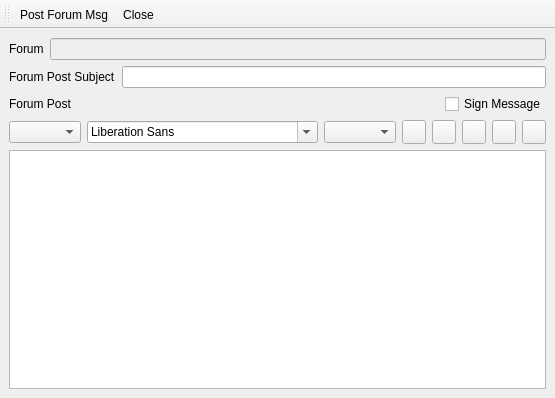
The window that retroshare-gui/src/gui/forums/CreateForumMsg.ui (RetroShare/RetroShare) describes before a commit, drawn with Qt 5.
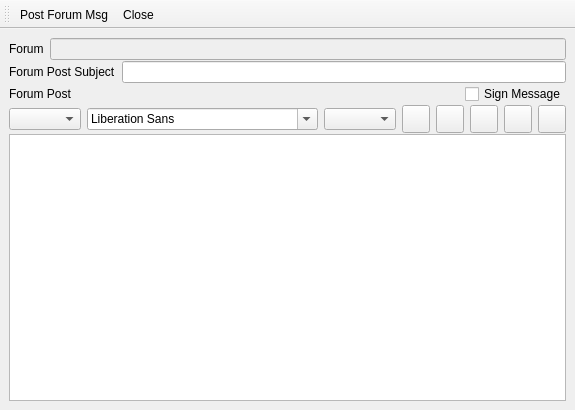
The same window after the commit. Icons and pictures are not drawn.

Commit message: * Fixed sorting in Friends * disabled auto scroll for Friends Widgett * added retroshare own logo for Network icon * Fixed layouts/margins/spacings of the Create Forum Message Dialog

Patch:
```diff
--- a/retroshare-gui/src/gui/forums/CreateForumMsg.ui
+++ b/retroshare-gui/src/gui/forums/CreateForumMsg.ui
@@ -5,8 +5,8 @@
    <rect>
     <x>0</x>
     <y>0</y>
-    <width>533</width>
-    <height>398</height>
+    <width>527</width>
+    <height>410</height>
    </rect>
   </property>
   <property name="windowTitle" >
@@ -20,8 +20,17 @@
   </property>
   <widget class="QWidget" name="centralwidget" >
    <layout class="QGridLayout" >
+    <property name="horizontalSpacing" >
+     <number>2</number>
+    </property>
+    <property name="verticalSpacing" >
+     <number>1</number>
+    </property>
     <item row="0" column="0" >
      <layout class="QHBoxLayout" >
+      <property name="spacing" >
+       <number>6</number>
+      </property>
       <item>
        <widget class="QLabel" name="label_2" >
         <property name="text" >
@@ -40,6 +49,9 @@
     </item>
     <item row="1" column="0" >
      <layout class="QHBoxLayout" >
+      <property name="spacing" >
+       <number>6</number>
+      </property>
       <item>
        <widget class="QLabel" name="label" >
         <property name="text" >
@@ -85,6 +97,12 @@
     </item>
     <item row="3" column="0" >
      <layout class="QGridLayout" >
+      <property name="horizontalSpacing" >
+       <number>6</number>
+      </property>
+      <property name="verticalSpacing" >
+       <number>0</number>
+      </property>
       <item row="0" column="0" >
        <widget class="QComboBox" name="comboStyle" />
       </item>
@@ -102,14 +120,14 @@
        <widget class="QPushButton" name="boldbtn" >
         <property name="minimumSize" >
          <size>
-          <width>24</width>
-          <height>24</height>
+          <width>28</width>
+          <height>28</height>
          </size>
         </property>
         <property name="maximumSize" >
          <size>
-          <width>24</width>
-          <height>24</height>
+          <width>28</width>
+          <height>28</height>
          </size>
         </property>
         <property name="toolTip" >
@@ -127,14 +145,14 @@
        <widget class="QPushButton" name="underlinebtn" >
         <property name="minimumSize" >
          <size>
-          <width>24</width>
-          <height>24</height>
+          <width>28</width>
+          <height>28</height>
          </size>
         </property>
         <property name="maximumSize" >
          <size>
-          <width>24</width>
-          <height>24</height>
+          <width>28</width>
+          <height>28</height>
          </size>
         </property>
         <property name="toolTip" >
@@ -152,14 +170,14 @@
        <widget class="QPushButton" name="italicbtn" >
         <property name="minimumSize" >
          <size>
-          <width>24</width>
-          <height>24</height>
+          <width>28</width>
+          <height>28</height>
          </size>
         </property>
         <property name="maximumSize" >
          <size>
-          <width>24</width>
-          <height>24</height>
+          <width>28</width>
+          <height>28</height>
          </size>
         </property>
         <property name="toolTip" >
@@ -177,14 +195,14 @@
        <widget class="QPushButton" name="colorbtn" >
         <property name="minimumSize" >
          <size>
-          <width>24</width>
-          <height>24</height>
+          <width>28</width>
+          <height>28</height>
          </size>
         </property>
         <property name="maximumSize" >
          <size>
-          <width>24</width>
-          <height>24</height>
+          <width>28</width>
+          <height>28</height>
          </size>
         </property>
         <property name="toolTip" >
@@ -199,14 +217,14 @@
        <widget class="QPushButton" name="textalignmentbtn" >
         <property name="minimumSize" >
          <size>
-          <width>24</width>
-          <height>24</height>
+          <width>28</width>
+          <height>28</height>
          </size>
         </property>
         <property name="maximumSize" >
          <size>
-          <width>24</width>
-          <height>24</height>
+          <width>28</width>
+          <height>28</height>
          </size>
         </property>
         <property name="toolTip" >
```
Left out of the diff: 2 changed lines with no effect on the pictures. The commit also changes 8 other files.
